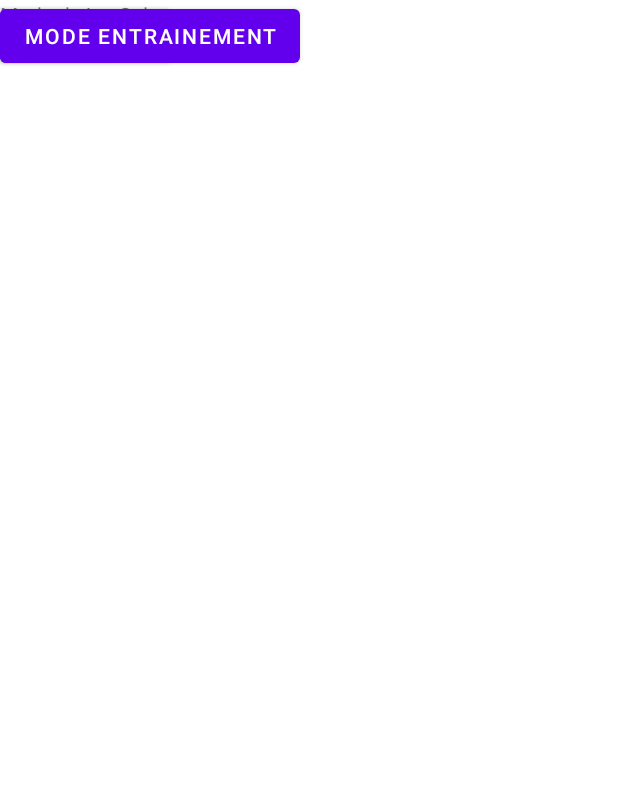
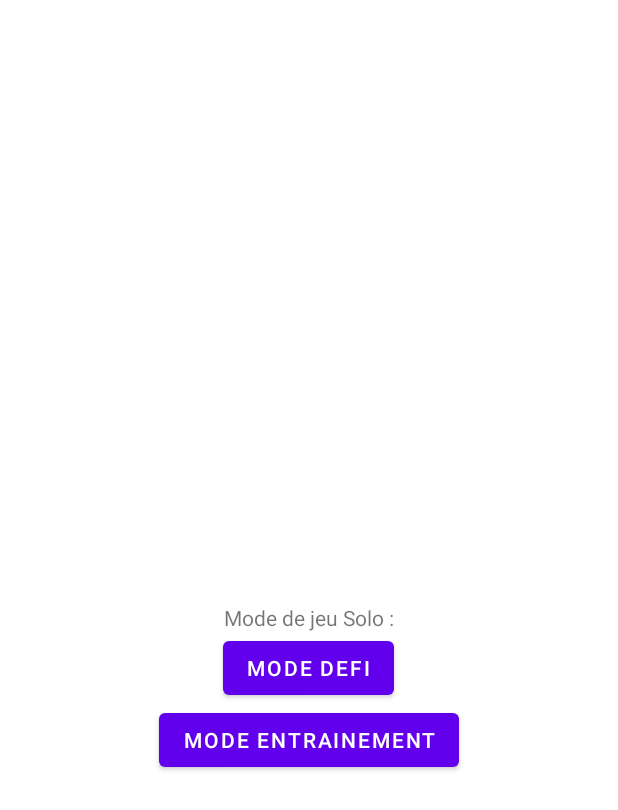
Before and after one commit to AlbinSene/AndroidGames, an Android app: the layout activity_gamemode.xml on its own in the app's theme, with its tools: preview values and no code run, on a phone screen of 412 x 824 dp. Shown: the top 810 px of the screen. Run offline under Robolectric (Android 15) with nearby library versions, the phone set to English and light mode, and no system bars.

Commit message:
menus solo

```diff
--- a/app/src/main/java/com/example/androidgames/questionnaire.java
+++ b/app/src/main/java/com/example/androidgames/Questionnaire.java
@@ -7,9 +7,8 @@ import android.os.Bundle;
 import android.view.View;
 import android.widget.Button;
 import android.widget.TextView;
-import android.os.Bundle;
 
-public class questionnaire extends AppCompatActivity implements View.OnClickListener{
+public class Questionnaire extends AppCompatActivity implements View.OnClickListener{
     TextView totalQuestionsTextView;
     TextView questionTextView;
     Button ansA, ansB, ansC, ansD;
--- a/app/src/main/res/layout/activity_gamemode.xml
+++ b/app/src/main/res/layout/activity_gamemode.xml
@@ -6,16 +6,24 @@
     <TextView
         android:layout_width="wrap_content"
         android:layout_height="wrap_content"
-        android:text="Mode de jeu Solo :"/>
+        android:text="Mode de jeu Solo :"
+        android:layout_centerInParent="true"
+        android:id="@+id/text"/>
 
     <Button
         android:layout_width="wrap_content"
         android:layout_height="wrap_content"
-        android:text="Mode defi"/>
+        android:text="Mode defi"
+        android:layout_below="@+id/text"
+        android:layout_centerHorizontal="true"
+        android:id="@+id/buttonDefi"/>
 
     <Button
         android:layout_width="wrap_content"
         android:layout_height="wrap_content"
-        android:text="Mode entrainement"/>
+        android:text="Mode entrainement"
+        android:layout_below="@+id/buttonDefi"
+        android:layout_centerHorizontal="true"
+        android:onClick="startAModif"/>
 
 </RelativeLayout>
--- a/app/src/main/res/layout/activity_menu.xml
+++ b/app/src/main/res/layout/activity_menu.xml
@@ -26,7 +26,8 @@
             android:layout_width="wrap_content"
             android:layout_height="wrap_content"
             android:layout_centerHorizontal = "true"
-            android:text="Mode solo" />
+            android:text="Mode solo"
+            android:onClick="startGameModeSolo" />
 
         <Button
             android:id="@+id/buttonmulti"
--- a/app/src/main/res/layout/activity_questionnaire.xml
+++ b/app/src/main/res/layout/activity_questionnaire.xml
@@ -6,7 +6,7 @@
     android:layout_height="match_parent"
     android:background="@color/teal_200"
     android:padding="24dp"
-    tools:context=".questionnaire">
+    tools:context=".Questionnaire">
 
     <TextView
         android:layout_width="wrap_content"
```
Also changed, not shown: app/src/main/AndroidManifest.xml (+5 -6 lines), app/src/main/java/com/example/androidgames/GameMode.java (+10 -1 lines), app/src/main/java/com/example/androidgames/Menu.java (+7 -0 lines).
